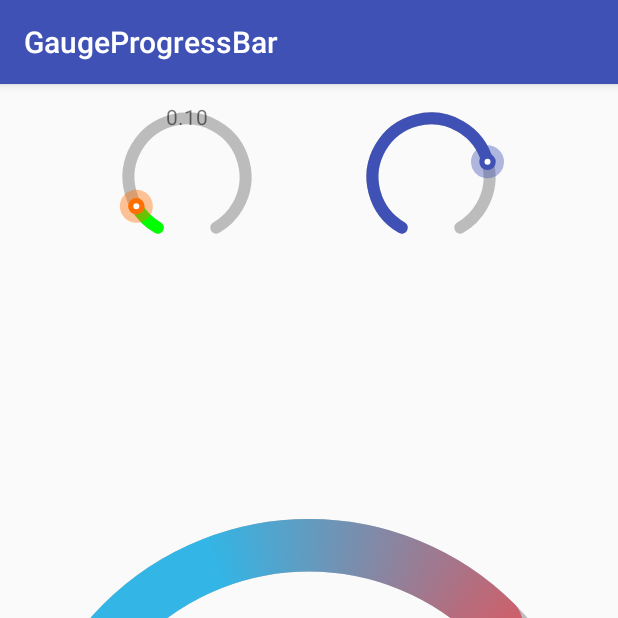
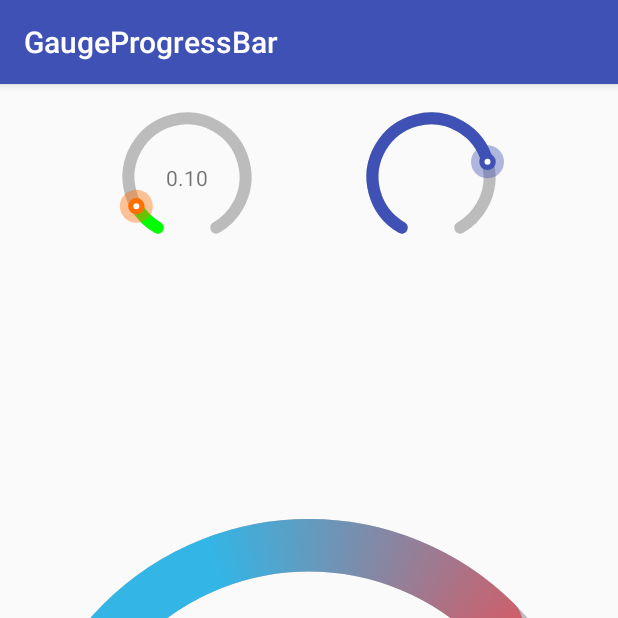
Before and after one commit to 10clouds/GaugeSeekBar, an Android app: the screen it shows after launch (MainActivity), on a phone screen of 412 x 824 dp, the top half of it. Run offline under Robolectric (Android 15) with nearby library versions, the phone set to English and light mode, and no system bars.

Commit message:
Change in activity main

```diff
--- a/sampleapp/src/main/res/layout/activity_main.xml
+++ b/sampleapp/src/main/res/layout/activity_main.xml
@@ -21,6 +21,7 @@
         android:layout_height="wrap_content"
         app:layout_constraintLeft_toLeftOf="@id/progress1"
         app:layout_constraintRight_toRightOf="@id/progress1"
+        app:layout_constraintBottom_toBottomOf="@id/progress1"
         app:layout_constraintTop_toTopOf="@id/progress1"
         tools:text="0.1" />
 
```
